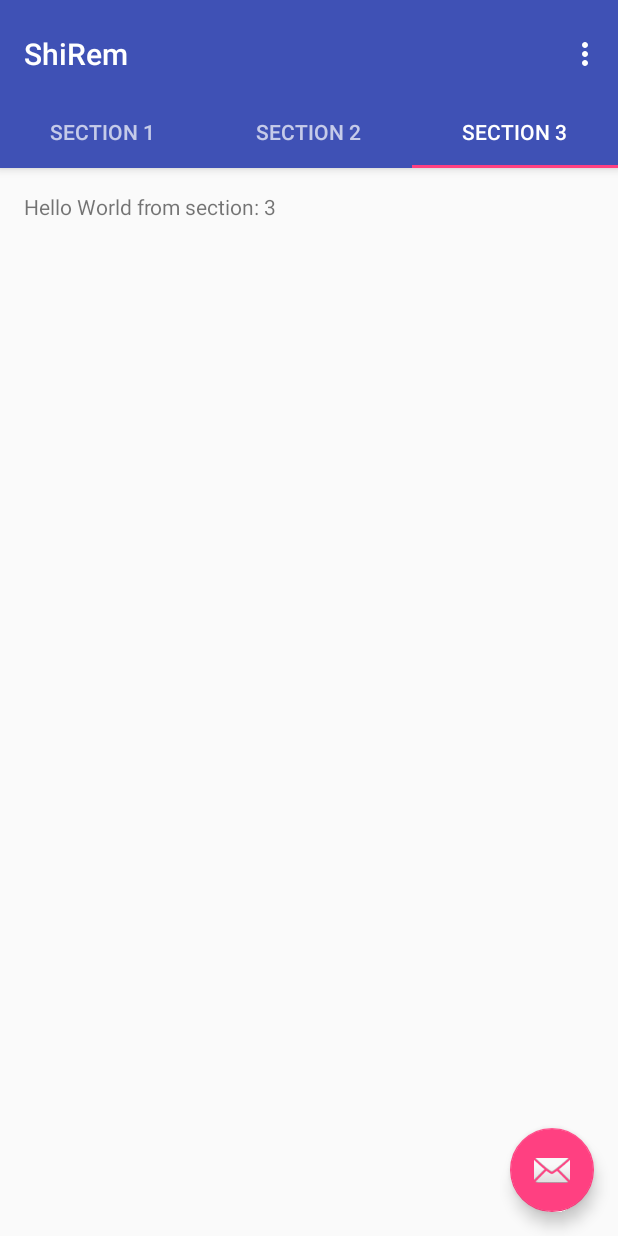
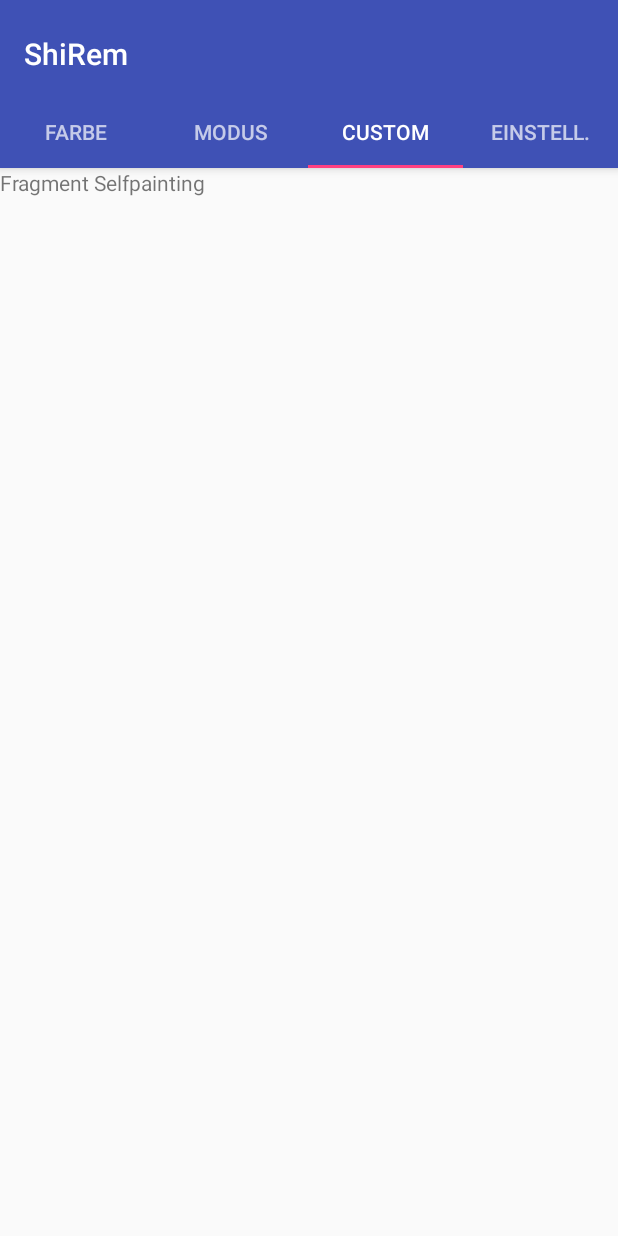
Before and after one commit to D4rkness/-ShishaLight, an Android app: the screen it shows after launch (MainActivity), tab 3 chosen, on a phone screen of 412 x 824 dp. Run offline under Robolectric (Android 15) with nearby library versions, the phone set to English and light mode, and no system bars; libraries missing offline, so code that uses them is left out: com.larswerkman.holocolorpicker; 6 statements that could not run were skipped.

Commit message:
Added more details to the class diagram Createt all Fragments and started with the color fragment

```diff
--- a/Android/ShiRem/app/build.gradle
+++ b/Android/ShiRem/app/build.gradle
@@ -20,6 +20,7 @@ android {
 }
 
 dependencies {
+    compile 'com.larswerkman:HoloColorPicker:1.5'
     compile fileTree(dir: 'libs', include: ['*.jar'])
     androidTestCompile('com.android.support.test.espresso:espresso-core:2.2.2', {
         exclude group: 'com.android.support', module: 'support-annotations'
@@ -27,4 +28,6 @@ dependencies {
     compile 'com.android.support:appcompat-v7:25.3.1'
     compile 'com.android.support:design:25.3.1'
     testCompile 'junit:junit:4.12'
+
+
 }
--- a/Android/ShiRem/app/src/main/AndroidManifest.xml
+++ b/Android/ShiRem/app/src/main/AndroidManifest.xml
@@ -8,7 +8,7 @@
         android:label="@string/app_name"
         android:roundIcon="@mipmap/ic_launcher_round"
         android:supportsRtl="true"
-        android:theme="@style/AppTheme">
+        android:theme="@android:style/Theme.NoTitleBar">
         <activity
             android:name=".MainActivity"
             android:label="@string/app_name"
--- /dev/null
+++ b/Android/ShiRem/app/src/main/java/com/example/miste/shirem/ColorFragment.java
@@ -0,0 +1,57 @@
+package com.example.miste.shirem;
+
+
+import android.os.Bundle;
+import android.support.v4.app.Fragment;
+import android.view.LayoutInflater;
+import android.view.View;
+import android.view.ViewGroup;
+
+import com.larswerkman.holocolorpicker.ColorPicker;
+import com.larswerkman.holocolorpicker.OpacityBar;
+import com.larswerkman.holocolorpicker.SVBar;
+import com.larswerkman.holocolorpicker.SaturationBar;
+import com.larswerkman.holocolorpicker.ValueBar;
+
+
+/**
+ * A simple {@link Fragment} subclass.
+ */
+public class ColorFragment extends Fragment {
+
+    private ColorPicker picker;
+    private SVBar svBar;
+    private OpacityBar opacityBar;
+    private View customView;
+
+    public ColorFragment() {
+        // Required empty public constructor
+    }
+
+
+    @Override
+    public View onCreateView(LayoutInflater inflater, ViewGroup container,
+                             Bundle savedInstanceState) {
+        // Inflate the layout for this fragment
+        customView = inflater.inflate(R.layout.fragment_color, container, false);
+        setUpColorWheel();
+        return customView;
+    }
+
+    private void setUpColorWheel(){
+        picker = (ColorPicker) customView.findViewById(R.id.picker);
+        ValueBar valueBar = (ValueBar) customView.findViewById(R.id.valuebar);
+        SaturationBar saturationBar = (SaturationBar) customView.findViewById(R.id.saturationbar);
+        picker.setShowOldCenterColor(false);
+        picker.addSaturationBar(saturationBar);
+        picker.addValueBar(valueBar);
+
+    }
+
+
+    public void onColorChanged(int color) {
+        //gives the color when it's changed.
+    }
+
+
+}
--- a/Android/ShiRem/app/src/main/java/com/example/miste/shirem/MainActivity.java
+++ b/Android/ShiRem/app/src/main/java/com/example/miste/shirem/MainActivity.java
@@ -1,8 +1,6 @@
 package com.example.miste.shirem;
 
 import android.support.design.widget.TabLayout;
-import android.support.design.widget.FloatingActionButton;
-import android.support.design.widget.Snackbar;
 import android.support.v7.app.AppCompatActivity;
 import android.support.v7.widget.Toolbar;
 
@@ -21,20 +19,13 @@ import android.widget.TextView;
 
 public class MainActivity extends AppCompatActivity {
 
-    /**
-     * The {@link android.support.v4.view.PagerAdapter} that will provide
-     * fragments for each of the sections. We use a
-     * {@link FragmentPagerAdapter} derivative, which will keep every
-     * loaded fragment in memory. If this becomes too memory intensive, it
-     * may be best to switch to a
-     * {@link android.support.v4.app.FragmentStatePagerAdapter}.
-     */
+
     private SectionsPagerAdapter mSectionsPagerAdapter;
-
-    /**
-     * The {@link ViewPager} that will host the section contents.
-     */
     private ViewPager mViewPager;
+    private ColorFragment colorFragment;
+    private ModiFragment modiFragment;
+    private SelfPaintFragment selfPaintFragment;
+    private SettingsFragment settingsFragment;
 
     @Override
     protected void onCreate(Bundle savedInstanceState) {
@@ -53,80 +44,16 @@ public class MainActivity extends AppCompatActivity {
 
         TabLayout tabLayout = (TabLayout) findViewById(R.id.tabs);
         tabLayout.setupWithViewPager(mViewPager);
+        colorFragment = new ColorFragment();
+        modiFragment = new ModiFragment();
+        selfPaintFragment = new SelfPaintFragment();
+        settingsFragment = new SettingsFragment();
 
-        FloatingActionButton fab = (FloatingActionButton) findViewById(R.id.fab);
-        fab.setOnClickListener(new View.OnClickListener() {
-            @Override
-            public void onClick(View view) {
-                Snackbar.make(view, "Replace with your own action", Snackbar.LENGTH_LONG)
-                        .setAction("Action", null).show();
-            }
-        });
 
     }
 
 
-    @Override
-    public boolean onCreateOptionsMenu(Menu menu) {
-        // Inflate the menu; this adds items to the action bar if it is present.
-        getMenuInflater().inflate(R.menu.menu_main, menu);
-        return true;
-    }
 
-    @Override
-    public boolean onOptionsItemSelected(MenuItem item) {
-        // Handle action bar item clicks here. The action bar will
-        // automatically handle clicks on the Home/Up button, so long
-        // as you specify a parent activity in AndroidManifest.xml.
-        int id = item.getItemId();
-
-        //noinspection SimplifiableIfStatement
-        if (id == R.id.action_settings) {
-            return true;
-        }
-
-        return super.onOptionsItemSelected(item);
-    }
-
-    /**
-     * A placeholder fragment containing a simple view.
-     */
-    public static class PlaceholderFragment extends Fragment {
-        /**
-         * The fragment argument representing the section number for this
-         * fragment.
-         */
-        private static final String ARG_SECTION_NUMBER = "section_number";
-
-        public PlaceholderFragment() {
-        }
-
-        /**
-         * Returns a new instance of this fragment for the given section
-         * number.
-         */
-        public static PlaceholderFragment newInstance(int sectionNumber) {
-            PlaceholderFragment fragment = new PlaceholderFragment();
-            Bundle args = new Bundle();
-            args.putInt(ARG_SECTION_NUMBER, sectionNumber);
-            fragment.setArguments(args);
-            return fragment;
-        }
-
-        @Override
-        public View onCreateView(LayoutInflater inflater, ViewGroup container,
-                                 Bundle savedInstanceState) {
-            View rootView = inflater.inflate(R.layout.fragment_main, container, false);
-            TextView textView = (TextView) rootView.findViewById(R.id.section_label);
-            textView.setText(getString(R.string.section_format, getArguments().getInt(ARG_SECTION_NUMBER)));
-            return rootView;
-        }
-    }
-
-    /**
-     * A {@link FragmentPagerAdapter} that returns a fragment corresponding to
-     * one of the sections/tabs/pages.
-     */
     public class SectionsPagerAdapter extends FragmentPagerAdapter {
 
         public SectionsPagerAdapter(FragmentManager fm) {
@@ -135,26 +62,37 @@ public class MainActivity extends AppCompatActivity {
 
         @Override
         public Fragment getItem(int position) {
-            // getItem is called to instantiate the fragment for the given page.
-            // Return a PlaceholderFragment (defined as a static inner class below).
-            return PlaceholderFragment.newInstance(position + 1);
+            switch (position) {
+                case 0:
+                    return colorFragment;
+                case 1:
+                    return modiFragment;
+                case 2:
+                    return selfPaintFragment;
+                case 3:
+                    return settingsFragment;
+                default:
+                    return null;
+            }
+
         }
-
         @Override
         public int getCount() {
-            // Show 3 total pages.
-            return 3;
+            // Show 4 total pages.
+            return 4;
         }
 
         @Override
         public CharSequence getPageTitle(int position) {
             switch (position) {
                 case 0:
-                    return "SECTION 1";
+                    return "Farbe";
                 case 1:
-                    return "SECTION 2";
+                    return "Modus";
                 case 2:
-                    return "SECTION 3";
+                    return "Custom";
+                case 3:
+                    return "Einstell.";
             }
             return null;
         }
--- /dev/null
+++ b/Android/ShiRem/app/src/main/java/com/example/miste/shirem/ModiFragment.java
@@ -0,0 +1,29 @@
+package com.example.miste.shirem;
+
+
+import android.os.Bundle;
+import android.support.v4.app.Fragment;
+import android.view.LayoutInflater;
+import android.view.View;
+import android.view.ViewGroup;
+
+
+/**
+ * A simple {@link Fragment} subclass.
+ */
+public class ModiFragment extends Fragment {
+
+
+    public ModiFragment() {
+        // Required empty public constructor
+    }
+
+
+    @Override
+    public View onCreateView(LayoutInflater inflater, ViewGroup container,
+                             Bundle savedInstanceState) {
+        // Inflate the layout for this fragment
+        return inflater.inflate(R.layout.fragment_modi, container, false);
+    }
+
+}
--- /dev/null
+++ b/Android/ShiRem/app/src/main/java/com/example/miste/shirem/SelfPaintFragment.java
@@ -0,0 +1,29 @@
+package com.example.miste.shirem;
+
+
+import android.os.Bundle;
+import android.support.v4.app.Fragment;
+import android.view.LayoutInflater;
+import android.view.View;
+import android.view.ViewGroup;
+
+
+/**
+ * A simple {@link Fragment} subclass.
+ */
+public class SelfPaintFragment extends Fragment {
+
+
+    public SelfPaintFragment() {
+        // Required empty public constructor
+    }
+
+
+    @Override
+    public View onCreateView(LayoutInflater inflater, ViewGroup container,
+                             Bundle savedInstanceState) {
+        // Inflate the layout for this fragment
+        return inflater.inflate(R.layout.fragment_self_paint, container, false);
+    }
+
+}
--- /dev/null
+++ b/Android/ShiRem/app/src/main/java/com/example/miste/shirem/SettingsFragment.java
@@ -0,0 +1,29 @@
+package com.example.miste.shirem;
+
+
+import android.os.Bundle;
+import android.support.v4.app.Fragment;
+import android.view.LayoutInflater;
+import android.view.View;
+import android.view.ViewGroup;
+
+
+/**
+ * A simple {@link Fragment} subclass.
+ */
+public class SettingsFragment extends Fragment {
+
+
+    public SettingsFragment() {
+        // Required empty public constructor
+    }
+
+
+    @Override
+    public View onCreateView(LayoutInflater inflater, ViewGroup container,
+                             Bundle savedInstanceState) {
+        // Inflate the layout for this fragment
+        return inflater.inflate(R.layout.fragment_settings, container, false);
+    }
+
+}
--- a/Android/ShiRem/app/src/main/res/layout/activity_main.xml
+++ b/Android/ShiRem/app/src/main/res/layout/activity_main.xml
@@ -38,12 +38,4 @@
         android:layout_height="match_parent"
         app:layout_behavior="@string/appbar_scrolling_view_behavior" />
 
-    <android.support.design.widget.FloatingActionButton
-        android:id="@+id/fab"
-        android:layout_width="wrap_content"
-        android:layout_height="wrap_content"
-        android:layout_gravity="end|bottom"
-        android:layout_margin="@dimen/fab_margin"
-        app:srcCompat="@android:drawable/ic_dialog_email" />
-
 </android.support.design.widget.CoordinatorLayout>
--- /dev/null
+++ b/Android/ShiRem/app/src/main/res/layout/fragment_self_paint.xml
@@ -0,0 +1,13 @@
+<FrameLayout xmlns:android="http://schemas.android.com/apk/res/android"
+    xmlns:tools="http://schemas.android.com/tools"
+    android:layout_width="match_parent"
+    android:layout_height="match_parent"
+    tools:context="com.example.miste.shirem.SelfPaintFragment">
+
+    <!-- TODO: Update blank fragment layout -->
+    <TextView
+        android:layout_width="match_parent"
+        android:layout_height="match_parent"
+        android:text="Fragment Selfpainting" />
+
+</FrameLayout>
--- a/Android/ShiRem/app/src/main/res/values/strings.xml
+++ b/Android/ShiRem/app/src/main/res/values/strings.xml
@@ -2,4 +2,7 @@
     <string name="app_name">ShiRem</string>
     <string name="action_settings">Settings</string>
     <string name="section_format">Hello World from section: %1$d</string>
+
+    <!-- TODO: Remove or change this placeholder text -->
+    <string name="hello_blank_fragment">Hello blank fragment</string>
 </resources>
--- a/Android/ShiRem/build.gradle
+++ b/Android/ShiRem/build.gradle
@@ -6,6 +6,7 @@ buildscript {
     }
     dependencies {
         classpath 'com.android.tools.build:gradle:2.3.3'
+
 
         // NOTE: Do not place your application dependencies here; they belong
         // in the individual module build.gradle files
```
Also changed, not shown: Android/ShiRem/app/src/main/res/layout/fragment_color.xml (added, +41 -0 lines), Android/ShiRem/app/src/main/res/layout/fragment_modi.xml (added, +13 -0 lines), Android/ShiRem/app/src/main/res/layout/fragment_settings.xml (added, +13 -0 lines), 1 other file.
